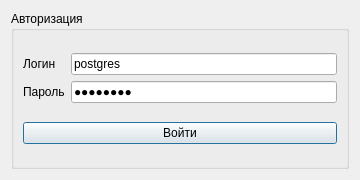
dimab0nd/TBD_kursach, file autorization.ui: the form before one commit.
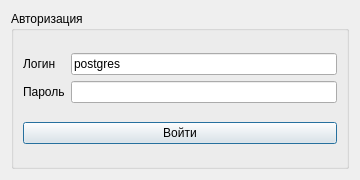
The form after the commit.

Patch:
```diff
--- a/autorization.ui
+++ b/autorization.ui
@@ -52,7 +52,7 @@
           <item>
            <widget class="QLineEdit" name="pass">
             <property name="text">
-             <string>13asebif</string>
+             <string/>
             </property>
             <property name="echoMode">
              <enum>QLineEdit::Password</enum>
```
